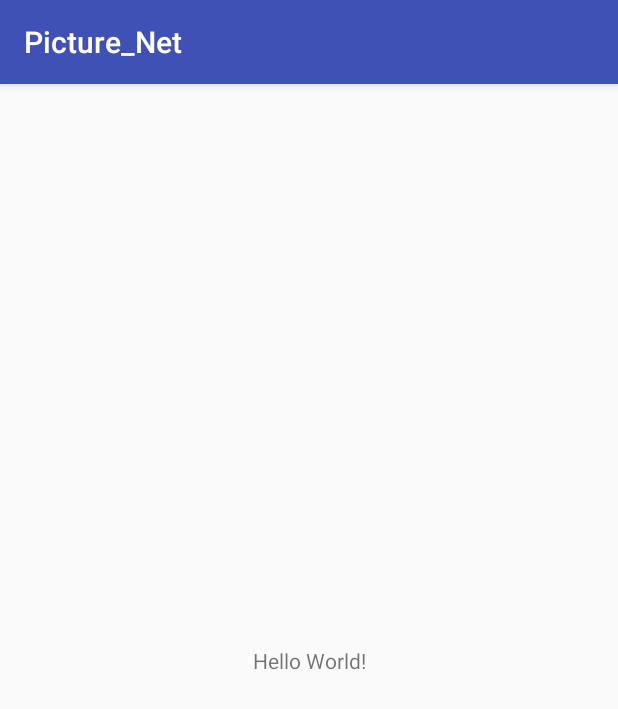
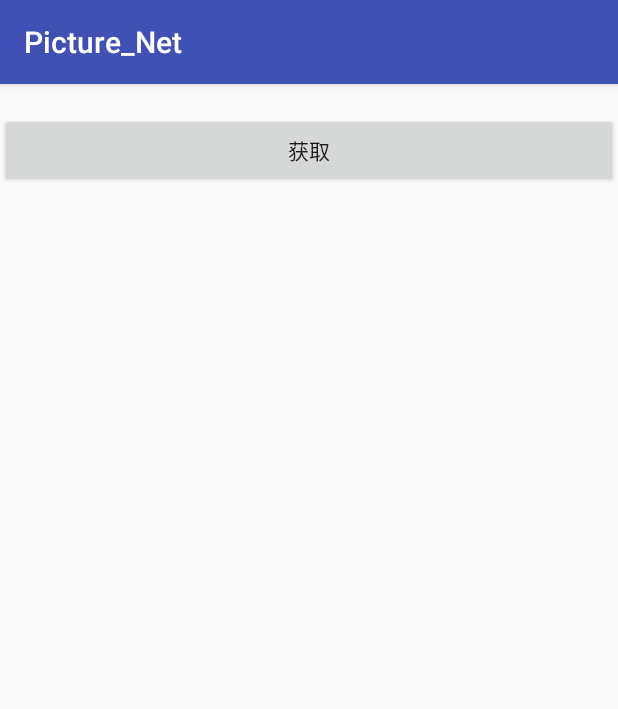
Before and after one commit to JoejZhang/Picture_Net, an Android app: the screen it shows after launch (MainActivity), on a phone screen of 412 x 824 dp. Shown: the top 709 px of the screen. Run offline under Robolectric (Android 15) with nearby library versions, the phone set to English and light mode, and no system bars; our stand-ins replace ButterKnife.

Commit message:
添加Jsoup依赖，准备爬数据

```diff
--- a/app/build.gradle
+++ b/app/build.gradle
@@ -25,6 +25,12 @@ dependencies {
         exclude group: 'com.android.support', module: 'support-annotations'
     })
     compile 'com.android.support:appcompat-v7:25.3.1'
+    compile 'org.jsoup:jsoup:1.11.2'
+    compile 'com.jakewharton:butterknife:8.8.1'
+    annotationProcessor 'com.jakewharton:butterknife-compiler:8.8.1'
+    compile 'com.android.support:design:25.3.1'
+    compile 'com.google.code.gson:gson:2.8.1'
+    compile 'com.squareup.retrofit2:retrofit:2.3.0'
     compile 'com.android.support.constraint:constraint-layout:1.0.0'
     testCompile 'junit:junit:4.12'
 }
--- a/app/src/main/AndroidManifest.xml
+++ b/app/src/main/AndroidManifest.xml
@@ -1,6 +1,7 @@
 <?xml version="1.0" encoding="utf-8"?>
 <manifest xmlns:android="http://schemas.android.com/apk/res/android"
           package="com.zjz.picture_net">
+    <uses-permission android:name="android.permission.INTERNET"/>
 
     <application
         android:allowBackup="true"
--- a/app/src/main/java/com/zjz/picture_net/MainActivity.java
+++ b/app/src/main/java/com/zjz/picture_net/MainActivity.java
@@ -1,16 +1,95 @@
 package com.zjz.picture_net;
 
-import android.support.v7.app.AppCompatActivity;
 import android.os.Bundle;
+import android.widget.Button;
+import android.widget.TextView;
 
-public class MainActivity extends AppCompatActivity {
+import com.zjz.picture_net.base.BaseActivity;
+
+import org.jsoup.Connection;
+import org.jsoup.Jsoup;
+import org.jsoup.nodes.Document;
+import org.jsoup.nodes.Element;
+import org.jsoup.select.Elements;
+
+import java.io.IOException;
+
+import butterknife.BindView;
+import butterknife.ButterKnife;
+import butterknife.OnClick;
+
+public class MainActivity extends BaseActivity {
+
+
+    @BindView(R.id.tv_show)
+    TextView mTvShow;
+    @BindView(R.id.btn_get)
+    Button mBtnGet;
+
+    @Override
+    protected int setLayoutResId() {
+        return R.layout.activity_main;
+    }
+
+    @Override
+    protected void initData() {
+
+    }
+
+    @Override
+    protected void initView() {
+
+    }
+
 
     @Override
     protected void onCreate(Bundle savedInstanceState) {
         super.onCreate(savedInstanceState);
-        setContentView(R.layout.activity_main);
+        // TODO: add setContentView(...) invocation
+        ButterKnife.bind(this);
+    }
 
 
+    @OnClick(R.id.btn_get)
+    public void onViewClicked() {
+        showToast("haha");
+
+        new Thread(new Runnable() {
+            @Override
+            public void run() {
+                Document doc = null;
+                try {
+
+                    Connection conn = Jsoup.connect("http://comic.kukudm.com/comiclist/3/56260/7.htm");
+                    conn.header("User-Agent", "Mozilla/5.0 (X11; Linux x86_64; rv:32.0) Gecko/    20100101 Firefox/32.0");
+
+                    doc = conn.get();
+                    Elements elements = doc.select("tbody tr");
+                    final StringBuilder imgUrl = new StringBuilder();
+
+                    String url;
+                    for (Element element : elements) {
+                        imgUrl.append(element.select("script:not([src])").toString());
+
+                    }
+
+                    url = imgUrl.toString();
+                    int begin = url.indexOf("new");
+                    int end = url.indexOf("jpg");
+
+                    final String text1 = url.substring(begin, end + 3);
+                    runOnUiThread(new Runnable() {
+                        @Override
+                        public void run() {
+                            mTvShow.setText(text1);
+                        }
+                    });
+
+                } catch (IOException e) {
+                    e.printStackTrace();
+                }
+            }
+        }).start();
 
 
     }
--- /dev/null
+++ b/app/src/main/java/com/zjz/picture_net/base/BaseActivity.java
@@ -0,0 +1,35 @@
+package com.zjz.picture_net.base;
+
+import android.os.Bundle;
+import android.support.v7.app.AppCompatActivity;
+import android.widget.Toast;
+
+import com.zjz.picture_net.R;
+
+import butterknife.ButterKnife;
+
+/**
+ * Created by zjz on 2018/1/25.
+ */
+
+public abstract class BaseActivity extends AppCompatActivity {
+
+    @Override
+    protected void onCreate(Bundle savedInstanceState) {
+        super.onCreate(savedInstanceState);
+        setContentView(setLayoutResId());
+        ButterKnife.bind(this);
+        initData();
+        initView();
+    }
+
+    protected abstract int setLayoutResId();
+
+    protected abstract void initData();
+
+    protected abstract void initView();
+
+    public void showToast(String text) {
+        Toast.makeText(this, text, Toast.LENGTH_SHORT).show();
+    }
+}
--- a/app/src/main/res/layout/activity_main.xml
+++ b/app/src/main/res/layout/activity_main.xml
@@ -1,19 +1,21 @@
 <?xml version="1.0" encoding="utf-8"?>
-<android.support.constraint.ConstraintLayout
+<LinearLayout
     xmlns:android="http://schemas.android.com/apk/res/android"
     xmlns:app="http://schemas.android.com/apk/res-auto"
     xmlns:tools="http://schemas.android.com/tools"
     android:layout_width="match_parent"
     android:layout_height="match_parent"
+    android:orientation="vertical"
     tools:context="com.zjz.picture_net.MainActivity">
 
     <TextView
-        android:layout_width="wrap_content"
-        android:layout_height="wrap_content"
-        android:text="Hello World!"
-        app:layout_constraintBottom_toBottomOf="parent"
-        app:layout_constraintLeft_toLeftOf="parent"
-        app:layout_constraintRight_toRightOf="parent"
-        app:layout_constraintTop_toTopOf="parent"/>
+        android:id="@+id/tv_show"
+        android:layout_width="match_parent"
+        android:layout_height="wrap_content"/>
+    <Button
+        android:id="@+id/btn_get"
+        android:layout_width="match_parent"
+        android:text="获取"
+        android:layout_height="50dp"/>
 
-</android.support.constraint.ConstraintLayout>
+</LinearLayout>
```
